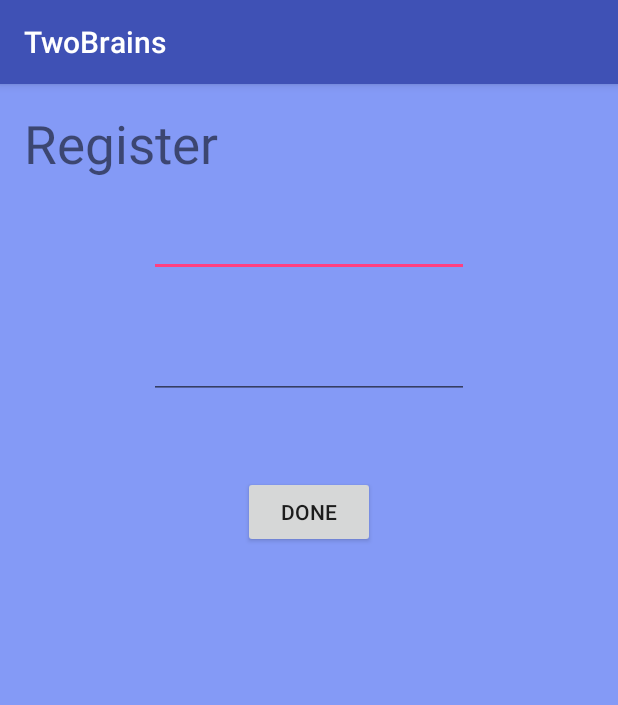
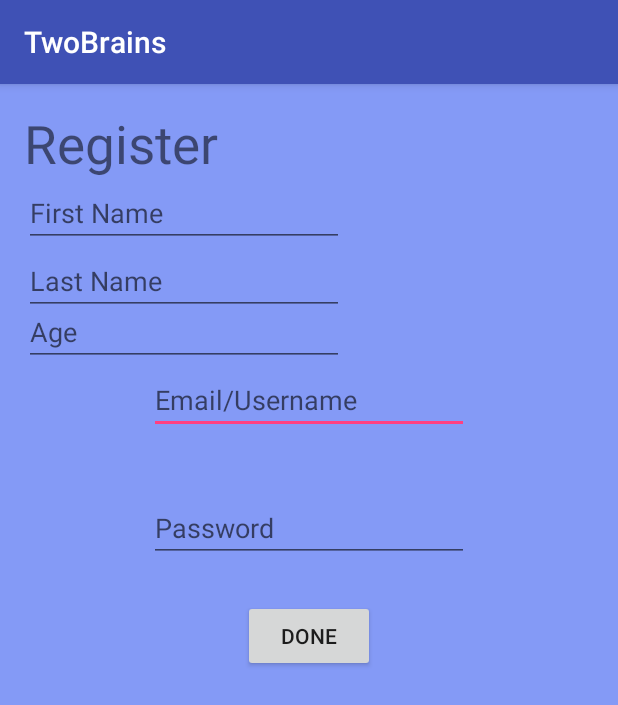
Before and after one commit to pavelhoogland/Android, an Android app: the register_screen screen opened directly, with no data from a screen before it, on a phone screen of 412 x 824 dp. Shown: the top 705 px of the screen. Run offline under Robolectric (Android 15) with nearby library versions, the phone set to English and light mode, and no system bars; libraries missing offline, so code that uses them is left out: org.springframework.http, org.springframework.security, org.springframework.util, org.springframework.web; 3 statements that could not run were skipped.

Commit message:
added webclient for register and login screen

```diff
--- a/src/main/java/com/example/pavel/twobrains/MainActivity.java
+++ b/src/main/java/com/example/pavel/twobrains/MainActivity.java
@@ -12,6 +12,7 @@ import android.content.Intent;
 
 public class MainActivity extends AppCompatActivity {
 
+    WebClient webclientAndroid= new WebClient();
 
     @Override
     protected void onCreate(Bundle savedInstanceState) {
@@ -27,8 +28,7 @@ public class MainActivity extends AppCompatActivity {
 
                 EditText inputEmail = (EditText) findViewById(R.id.emailField);
                 EditText inputPassword = (EditText) findViewById(R.id.passwordField);
-                if (inputEmail.getText().toString().equals("admin") &&
-                        inputPassword.getText().toString().equals("admin")) {
+                if (webclientAndroid.login(inputEmail.getText().toString(),inputPassword.getText().toString())){
 
 
                     startActivity(i);
@@ -37,7 +37,6 @@ public class MainActivity extends AppCompatActivity {
 
             }
         });
-
 
        final Button register = (Button) findViewById(R.id.registerButton);
         final Intent r= new Intent(this, register_screen.class);
--- a/src/main/java/com/example/pavel/twobrains/register_screen.java
+++ b/src/main/java/com/example/pavel/twobrains/register_screen.java
@@ -12,6 +12,8 @@ import android.content.Intent;
 
 public class register_screen extends AppCompatActivity {
 
+    WebClient webclientAndroidRegister=new WebClient();
+
     @Override
     protected void onCreate(Bundle savedInstanceState) {
         super.onCreate(savedInstanceState);
@@ -21,9 +23,18 @@ public class register_screen extends AppCompatActivity {
 
         EditText inputRegiterEmail = (EditText) findViewById(R.id.emailRegisterField);
         EditText inputRegisterPassword = (EditText) findViewById(R.id.passwordRegisterField);
+        EditText inputFirstName= (EditText) findViewById(R.id.firstNameId);
+        EditText inputLastName= (EditText) findViewById(R.id.lastNameId);
+        EditText inputAge= (EditText) findViewById(R.id.ageId);
 
         String newEmail = inputRegiterEmail.getText().toString();
         String newPass= inputRegisterPassword.getText().toString();
+
+        String newFname= inputFirstName.getText().toString();
+        String newLname= inputLastName.getText().toString();
+        int newAge= Integer.parseInt(inputAge.toString());
+
+        webclientAndroidRegister.register(newFname,newLname,newAge,newEmail,newPass);
 
 
         final Intent rd= new Intent(this,MainActivity.class);
--- a/src/main/res/layout/content_register_screen.xml
+++ b/src/main/res/layout/content_register_screen.xml
@@ -17,9 +17,9 @@
         android:inputType="textEmailAddress"
         android:ems="10"
         android:id="@+id/emailRegisterField"
-        android:layout_marginTop="67dp"
-        android:layout_below="@+id/toolbar"
-        android:layout_centerHorizontal="true" />
+        android:layout_below="@+id/ageId"
+        android:layout_centerHorizontal="true"
+        android:hint="@string/username_register_hint" />
 
     <EditText
         android:layout_width="wrap_content"
@@ -27,11 +27,48 @@
         android:inputType="textPassword"
         android:ems="10"
         android:id="@+id/passwordRegisterField"
-        android:layout_marginTop="36dp"
         android:password="false"
         android:layout_below="@+id/emailRegisterField"
         android:layout_alignLeft="@+id/emailRegisterField"
-        android:layout_alignStart="@+id/emailRegisterField" />
+        android:layout_alignStart="@+id/emailRegisterField"
+        android:layout_marginTop="40dp"
+        android:hint="@string/password_register_hint" />
+
+    <EditText
+        android:layout_width="wrap_content"
+        android:layout_height="wrap_content"
+        android:inputType="textPersonName"
+        android:ems="10"
+        android:id="@+id/firstNameId"
+        android:password="false"
+        android:layout_below="@+id/textView2"
+        android:layout_alignParentLeft="true"
+        android:layout_alignParentStart="true"
+        android:hint="@string/first_name_hint" />
+    <EditText
+        android:layout_width="wrap_content"
+        android:layout_height="wrap_content"
+        android:inputType="textPersonName"
+        android:ems="10"
+        android:id="@+id/lastNameId"
+        android:password="false"
+        android:hint="@string/last_name_hint"
+        android:layout_alignParentLeft="true"
+        android:layout_alignParentStart="true"
+        android:layout_below="@+id/firstNameId" />
+    <EditText
+        android:layout_width="wrap_content"
+        android:layout_height="wrap_content"
+        android:inputType="number"
+        android:ems="10"
+        android:id="@+id/ageId"
+        android:password="false"
+        android:hint="@string/age_hint"
+        android:layout_below="@+id/firstNameId"
+        android:layout_alignParentLeft="true"
+        android:layout_alignParentStart="true"
+        android:layout_marginTop="34dp" />
+
 
     <TextView
         android:layout_width="wrap_content"
@@ -48,7 +85,7 @@
         android:layout_height="wrap_content"
         android:text="@string/register_done_button"
         android:id="@+id/registerDoneButton"
-        android:layout_marginTop="51dp"
+        android:layout_marginTop="25dp"
         android:layout_below="@+id/passwordRegisterField"
         android:layout_centerHorizontal="true" />
 
--- a/src/main/res/values/strings.xml
+++ b/src/main/res/values/strings.xml
@@ -12,4 +12,9 @@
     <string name="matchfinder_string">MatchFinder</string>
     <string name="matches_string">Matches</string>
     <string name="title_activity_matches_screen">matches_screen</string>
+    <string name="first_name_hint">First Name</string>
+    <string name="last_name_hint">Last Name</string>
+    <string name="age_hint">Age</string>
+    <string name="username_register_hint">Email/Username</string>
+    <string name="password_register_hint">Password</string>
 </resources>
```
Also changed, not shown: 1 other file.
